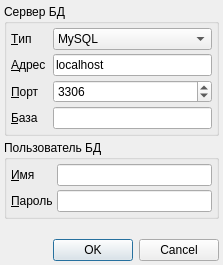
The window that view/ui/settings_db.ui (treone/Loyalty-System-Manager) describes before a commit, drawn with Qt 5.
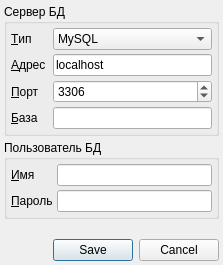
The same window after the commit.

Commit message: feat(settings_db): сохранение настроек бд

Diff of the .ui file:
```diff
--- a/view/ui/settings_db.ui
+++ b/view/ui/settings_db.ui
@@ -38,7 +38,7 @@
    <item row="3" column="0">
     <widget class="QDialogButtonBox" name="button_box">
      <property name="standardButtons">
-      <set>QDialogButtonBox::Cancel|QDialogButtonBox::Ok</set>
+      <set>QDialogButtonBox::Cancel|QDialogButtonBox::Save</set>
      </property>
     </widget>
    </item>
```
Left out of the diff: 6 changed lines with no effect on the pictures. The commit also changes 2 other files.
